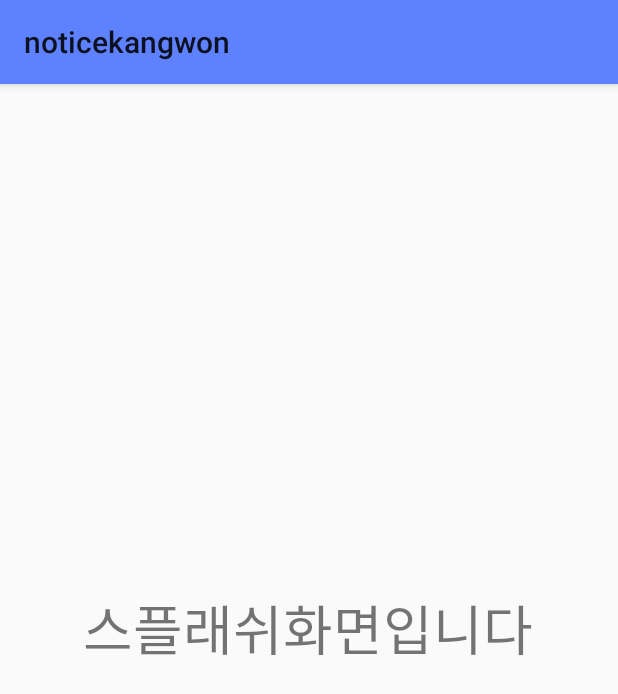
After one commit to YoonSuhyeok/KN_Notice_app, an Android app: the SplashActivity screen opened directly, with no data from a screen before it, on a phone screen of 412 x 824 dp. The commit adds this screen. Shown: the top 694 px of the screen. Run offline under Robolectric (Android 15) with nearby library versions, the phone set to English and light mode, and no system bars; 1 statement that could not run was skipped.

Commit message:
Add Splash screen

```diff
--- a/app/src/main/AndroidManifest.xml
+++ b/app/src/main/AndroidManifest.xml
@@ -9,12 +9,13 @@
         android:roundIcon="@mipmap/ic_launcher_round"
         android:supportsRtl="true"
         android:theme="@style/AppTheme"
+        >
+        <activity android:name=".SplashActivity">
+        </activity>
 
-        >
         <activity android:name=".MainActivity">
             <intent-filter>
                 <action android:name="android.intent.action.MAIN" />
-
                 <category android:name="android.intent.category.LAUNCHER" />
             </intent-filter>
         </activity>
--- /dev/null
+++ b/app/src/main/java/com/example/noticekangwon/DataBase/MajorDB/PrimaryKey.java
@@ -0,0 +1,4 @@
+package com.example.noticekangwon.DataBase.MajorDB;
+
+public @interface PrimaryKey {
+}
--- a/app/src/main/java/com/example/noticekangwon/RetrofitAPI.kt
+++ b/app/src/main/java/com/example/noticekangwon/RetrofitAPI.kt
@@ -6,5 +6,5 @@ import retrofit2.http.GET
 
 interface RetrofitAPI {
     @GET("/")
-    fun getNotice(): Call<JsonObject>
+    fun getNotice(): Call<Notice>
 }
--- /dev/null
+++ b/app/src/main/java/com/example/noticekangwon/SplashActivity.kt
@@ -0,0 +1,18 @@
+package com.example.noticekangwon
+
+import android.content.Intent
+import android.os.Bundle
+import android.os.Handler
+import androidx.appcompat.app.AppCompatActivity
+
+class SplashActivity: AppCompatActivity() {
+    override fun onCreate(savedInstanceState: Bundle?) {
+        super.onCreate(savedInstanceState)
+        setContentView(R.layout.splash_activity)
+
+        var handler = Handler()
+        handler.postDelayed(Runnable {
+            finish()
+        }, 1000)
+    }
+}
--- /dev/null
+++ b/app/src/main/res/layout/splash_activity.xml
@@ -0,0 +1,21 @@
+<?xml version="1.0" encoding="utf-8"?>
+<androidx.constraintlayout.widget.ConstraintLayout
+    xmlns:android="http://schemas.android.com/apk/res/android"
+    xmlns:app="http://schemas.android.com/apk/res-auto"
+    xmlns:tools="http://schemas.android.com/tools"
+    android:layout_width="match_parent"
+    android:layout_height="match_parent">
+
+    <TextView
+        android:id="@+id/textView2"
+        android:layout_width="wrap_content"
+        android:layout_height="wrap_content"
+        android:text="스플래쉬화면입니다"
+        android:textSize="36sp"
+        app:layout_constraintBottom_toBottomOf="parent"
+        app:layout_constraintEnd_toEndOf="parent"
+        app:layout_constraintHorizontal_bias="0.495"
+        app:layout_constraintStart_toStartOf="parent"
+        app:layout_constraintTop_toTopOf="parent"
+        app:layout_constraintVertical_bias="0.471" />
+</androidx.constraintlayout.widget.ConstraintLayout>
--- a/build.gradle
+++ b/build.gradle
@@ -6,7 +6,7 @@ buildscript {
         jcenter()
     }
     dependencies {
-        classpath 'com.android.tools.build:gradle:4.1.1'
+        classpath 'com.android.tools.build:gradle:4.0.1'
         classpath "org.jetbrains.kotlin:kotlin-gradle-plugin:$kotlin_version"
 
         // NOTE: Do not place your application dependencies here; they belong
```
Also changed, not shown: app/src/main/java/com/example/noticekangwon/Notice.kt (+22 -4 lines), app/src/main/java/com/example/noticekangwon/NoticeAdapter.kt (+5 -5 lines), app/src/main/res/values/strings.xml (+115 -0 lines), app/src/main/java/com/example/noticekangwon/DataBase/MajorDB/AppDataBase.java (line endings or trailing spaces), app/src/main/java/com/example/noticekangwon/DataBase/MajorDB/College.java (line endings or trailing spaces), app/src/main/java/com/example/noticekangwon/DataBase/MajorDB/CollegeDao.java (line endings or trailing spaces), app/src/main/java/com/example/noticekangwon/DataBase/MajorDB/Major.java (line endings or trailing spaces), app/src/main/res/layout/activity_main.xml (line endings or trailing spaces).
